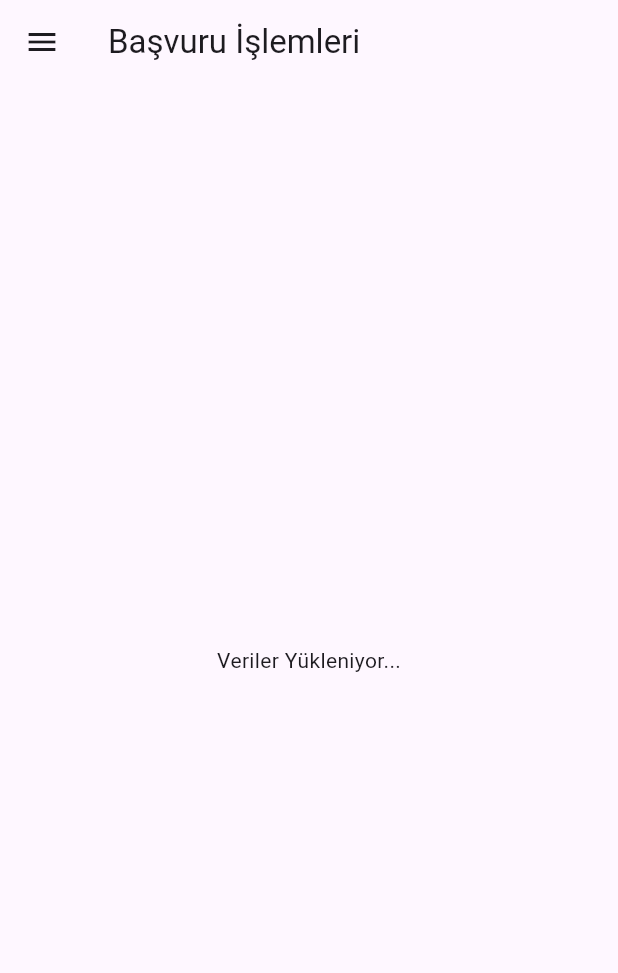
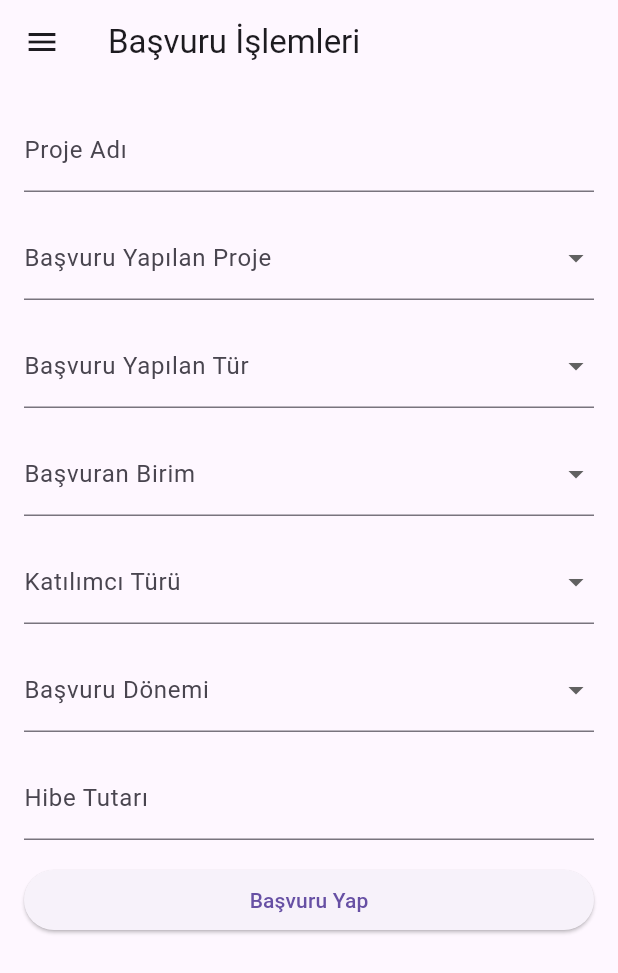
Before and after one commit to omerfarukkzl/GSB_Proje_Basvuru, a Flutter app: the screen it shows after launch, on a phone screen of 412 x 824 dp. Shown: the top 973 px of the screen. Run offline on Flutter 3.47's test engine with Material 3 defaults, Android fonts, the light colour scheme and no system bars; our stand-ins replace equatable, flutter_bloc.

Commit message:
frontend update

```diff
--- a/gsb_frontend/lib/Bloc/BasvuruBloc/basvuru_Bloc.dart
+++ b/gsb_frontend/lib/Bloc/BasvuruBloc/basvuru_Bloc.dart
@@ -4,15 +4,13 @@ import 'package:gsb_frontend/Bloc/BasvuruBloc/basvuru_State.dart';
 import 'package:gsb_frontend/Bloc/BasvuruBloc/basvuru_service.dart';
 
 class BasvuruBloc extends Bloc<BasvuruEvent, BasvuruState> {
-  final BasvuruService basvuruService;
-
-  BasvuruBloc(this.basvuruService) : super(BasvuruInitial()) {
+  BasvuruBloc() : super(BasvuruInitial()) {
     on<LoadComboBoxData>(_onLoadComboBoxData);
     on<SubmitBasvuru>(_onSubmitBasvuru);
   }
 
   void _onLoadComboBoxData(LoadComboBoxData event, Emitter<BasvuruState> emit) {
-    // Verileri yüklemek için işlemler (simüle edilmiş)
+    // Simulate fetching data from database
     emit(ComboBoxDataLoaded(
       basvuruProjeList: ["Proje1", "Proje2"],
       basvuruTurList: ["Tur1", "Tur2"],
@@ -22,11 +20,9 @@ class BasvuruBloc extends Bloc<BasvuruEvent, BasvuruState> {
     ));
   }
 
-  void _onSubmitBasvuru(SubmitBasvuru event, Emitter<BasvuruState> emit) async {
-    emit(BasvuruLoading());
-
+  void _onSubmitBasvuru(SubmitBasvuru event, Emitter<BasvuruState> emit) {
     try {
-      await basvuruService.submitBasvuru(event.basvuru);
+      // Simulate submission process
       emit(BasvuruSuccess());
     } catch (error) {
       emit(BasvuruFailure());
--- a/gsb_frontend/lib/Bloc/BasvuruBloc/basvuru_service.dart
+++ b/gsb_frontend/lib/Bloc/BasvuruBloc/basvuru_service.dart
@@ -7,6 +7,7 @@ class BasvuruService {
 
   BasvuruService(this.baseUrl);
 
+  // Bu metodun tanımlı olduğundan emin olun
   Future<void> submitBasvuru(Basvuru basvuru) async {
     final url = Uri.parse('$baseUrl/api/basvuru');
 
--- a/gsb_frontend/lib/basvuru_form_view.dart
+++ b/gsb_frontend/lib/basvuru_form_view.dart
@@ -3,7 +3,6 @@ import 'package:flutter_bloc/flutter_bloc.dart';
 import 'package:gsb_frontend/Bloc/BasvuruBloc/basvuru_Bloc.dart';
 import 'package:gsb_frontend/Bloc/BasvuruBloc/basvuru_Event.dart';
 import 'package:gsb_frontend/Bloc/BasvuruBloc/basvuru_State.dart';
-import 'package:gsb_frontend/Bloc/BasvuruBloc/basvuru_service.dart';
 import 'package:gsb_frontend/Models/basvuru_model.dart';
 
 class BasvuruForm extends StatelessWidget {
@@ -19,42 +18,12 @@ class BasvuruForm extends StatelessWidget {
   @override
   Widget build(BuildContext context) {
     return BlocProvider(
-      create: (_) =>
-          BasvuruBloc(BasvuruService('http://localhost:5232/api/Kullanici')),
+      create: (_) => BasvuruBloc()..add(LoadComboBoxData()),
       child: Scaffold(
         appBar: AppBar(
           title: Text('Başvuru İşlemleri'),
         ),
-        drawer: Drawer(
-          child: ListView(
-            padding: EdgeInsets.zero,
-            children: [
-              const DrawerHeader(
-                decoration: BoxDecoration(
-                  color: Colors.blue,
-                ),
-                child: Text('Gençlik ve Spor Bakanlığı'),
-              ),
-              ListTile(
-                leading: Icon(Icons.assignment),
-                title: Text('Başvuru İşlemleri'),
-                onTap: () {
-                  // Bu sayfa zaten açık olduğundan, menüyü kapatabilirsiniz.
-                  Navigator.pop(context);
-                },
-              ),
-              ListTile(
-                leading: Icon(Icons.list),
-                title: Text('Başvuru Listele'),
-                onTap: () {
-                  // Burada Başvuru Listele sayfasına yönlendirme yapabilirsiniz.
-                  Navigator.pop(context);
-                  // Navigator.pushNamed(context, '/basvuruListele');
-                },
-              ),
-            ],
-          ),
-        ),
+        drawer: _buildDrawer(context),
         body: BlocListener<BasvuruBloc, BasvuruState>(
           listener: (context, state) {
             if (state is BasvuruSuccess) {
@@ -97,6 +66,20 @@ class BasvuruForm extends StatelessWidget {
                       SizedBox(height: 16.0),
                       DropdownButtonFormField<String>(
                         decoration:
+                            InputDecoration(labelText: 'Başvuru Yapılan Tür'),
+                        items: state.basvuruTurList.map((String value) {
+                          return DropdownMenuItem<String>(
+                            value: value,
+                            child: Text(value),
+                          );
+                        }).toList(),
+                        onChanged: (newValue) {
+                          selectedBasvuruTur = newValue;
+                        },
+                      ),
+                      SizedBox(height: 16.0),
+                      DropdownButtonFormField<String>(
+                        decoration:
                             InputDecoration(labelText: 'Başvuran Birim'),
                         items: state.basvuranBirimList.map((String value) {
                           return DropdownMenuItem<String>(
@@ -106,20 +89,6 @@ class BasvuruForm extends StatelessWidget {
                         }).toList(),
                         onChanged: (newValue) {
                           selectedBasvuranBirim = newValue;
-                        },
-                      ),
-                      SizedBox(height: 16.0),
-                      DropdownButtonFormField<String>(
-                        decoration:
-                            InputDecoration(labelText: 'Başvuru Yapılan Tür'),
-                        items: state.basvuruTurList.map((String value) {
-                          return DropdownMenuItem<String>(
-                            value: value,
-                            child: Text(value),
-                          );
-                        }).toList(),
-                        onChanged: (newValue) {
-                          selectedBasvuruTur = newValue;
                         },
                       ),
                       SizedBox(height: 16.0),
@@ -203,4 +172,43 @@ class BasvuruForm extends StatelessWidget {
       ),
     );
   }
+
+  // Drawer (Sol Menü) Yapısı
+  Widget _buildDrawer(BuildContext context) {
+    return Drawer(
+      child: ListView(
+        padding: EdgeInsets.zero,
+        children: <Widget>[
+          DrawerHeader(
+            decoration: BoxDecoration(
+              color: Colors.blue,
+            ),
+            child: Text(
+              'GSB Menü',
+              style: TextStyle(
+                color: Colors.white,
+                fontSize: 24,
+              ),
+            ),
+          ),
+          ListTile(
+            leading: Icon(Icons.home),
+            title: Text('Başvuru İşlemleri'),
+            onTap: () {
+              // Başvuru İşlemleri sayfasına yönlendirme
+              Navigator.pushReplacementNamed(context, '/basvuru-form');
+            },
+          ),
+          ListTile(
+            leading: Icon(Icons.list),
+            title: Text('Başvuru Listele'),
+            onTap: () {
+              // Başvuru Listele sayfasına yönlendirme
+              Navigator.pushReplacementNamed(context, '/basvuru-listele');
+            },
+          ),
+        ],
+      ),
+    );
+  }
 }
--- /dev/null
+++ b/gsb_frontend/lib/basvuru_listele_view.dart
@@ -0,0 +1,103 @@
+import 'package:flutter/material.dart';
+
+class BasvuruListelePage extends StatelessWidget {
+  // Örnek veriler (Gerçek veriler API veya veritabanından alınabilir)
+  final List<Map<String, String>> basvuruListesi = [
+    {
+      "projeAdi": "Proje 1",
+      "basvuranBirim": "Birim A",
+      "basvuruYapilanProje": "Proje A",
+      "basvuruYapilanTur": "Tür 1",
+      "katilimciTuru": "Katılımcı 1",
+      "basvuruDonemi": "R1",
+      "basvuruTarihi": "2024-01-01",
+      "basvuruDurumu": "Kabul"
+    },
+    {
+      "projeAdi": "Proje 2",
+      "basvuranBirim": "Birim B",
+      "basvuruYapilanProje": "Proje B",
+      "basvuruYapilanTur": "Tür 2",
+      "katilimciTuru": "Katılımcı 2",
+      "basvuruDonemi": "R2",
+      "basvuruTarihi": "2024-02-01",
+      "basvuruDurumu": "Red"
+    },
+    // Diğer başvurular
+  ];
+
+  @override
+  Widget build(BuildContext context) {
+    return Scaffold(
+      appBar: AppBar(
+        title: Text('Başvuru Listeleme'),
+      ),
+      drawer: _buildDrawer(context), // Drawer'ı burada da ekleyelim
+      body: Padding(
+        padding: const EdgeInsets.all(16.0),
+        child: ListView.builder(
+          itemCount: basvuruListesi.length,
+          itemBuilder: (context, index) {
+            final basvuru = basvuruListesi[index];
+            return Card(
+              child: ListTile(
+                title: Text(basvuru['projeAdi'] ?? ''),
+                subtitle: Column(
+                  crossAxisAlignment: CrossAxisAlignment.start,
+                  children: [
+                    Text("Başvuran Birim: ${basvuru['basvuranBirim']}"),
+                    Text(
+                        "Başvuru Yapılan Proje: ${basvuru['basvuruYapilanProje']}"),
+                    Text(
+                        "Başvuru Yapılan Tür: ${basvuru['basvuruYapilanTur']}"),
+                    Text("Katılımcı Türü: ${basvuru['katilimciTuru']}"),
+                    Text("Başvuru Dönemi: ${basvuru['basvuruDonemi']}"),
+                    Text("Başvuru Tarihi: ${basvuru['basvuruTarihi']}"),
+                    Text("Başvuru Durumu: ${basvuru['basvuruDurumu']}"),
+                  ],
+                ),
+              ),
+            );
+          },
+        ),
+      ),
+    );
+  }
+
+  // Drawer (Sol Menü) Yapısı
+  Widget _buildDrawer(BuildContext context) {
+    return Drawer(
+      child: ListView(
+        padding: EdgeInsets.zero,
+        children: <Widget>[
+          DrawerHeader(
+            decoration: BoxDecoration(
+              color: Colors.blue,
+            ),
+            child: Text(
+              'GSB Menü',
+              style: TextStyle(
+                color: Colors.white,
+                fontSize: 24,
+              ),
+            ),
+          ),
+          ListTile(
+            leading: Icon(Icons.home),
+            title: Text('Başvuru İşlemleri'),
+            onTap: () {
+              Navigator.pushReplacementNamed(context, '/basvuru-form');
+            },
+          ),
+          ListTile(
+            leading: Icon(Icons.list),
+            title: Text('Başvuru Listele'),
+            onTap: () {
+              Navigator.pop(context); // Drawer'ı kapatmak için
+            },
+          ),
+        ],
+      ),
+    );
+  }
+}
--- a/gsb_frontend/lib/main.dart
+++ b/gsb_frontend/lib/main.dart
@@ -1,17 +1,24 @@
 import 'package:flutter/material.dart';
 import 'package:gsb_frontend/basvuru_form_view.dart';
+import 'package:gsb_frontend/basvuru_listele_view.dart';
 
 void main() {
-  runApp(const MainApp());
+  runApp(MyApp());
 }
 
-class MainApp extends StatelessWidget {
-  const MainApp({super.key});
-
+class MyApp extends StatelessWidget {
   @override
   Widget build(BuildContext context) {
     return MaterialApp(
-      home: BasvuruForm(),
+      title: 'GSB Başvuru Sistemi',
+      theme: ThemeData(
+        primarySwatch: Colors.blue,
+      ),
+      initialRoute: '/basvuru-form',
+      routes: {
+        '/basvuru-form': (context) => BasvuruForm(),
+        '/basvuru-listele': (context) => BasvuruListelePage(),
+      },
     );
   }
 }
```
